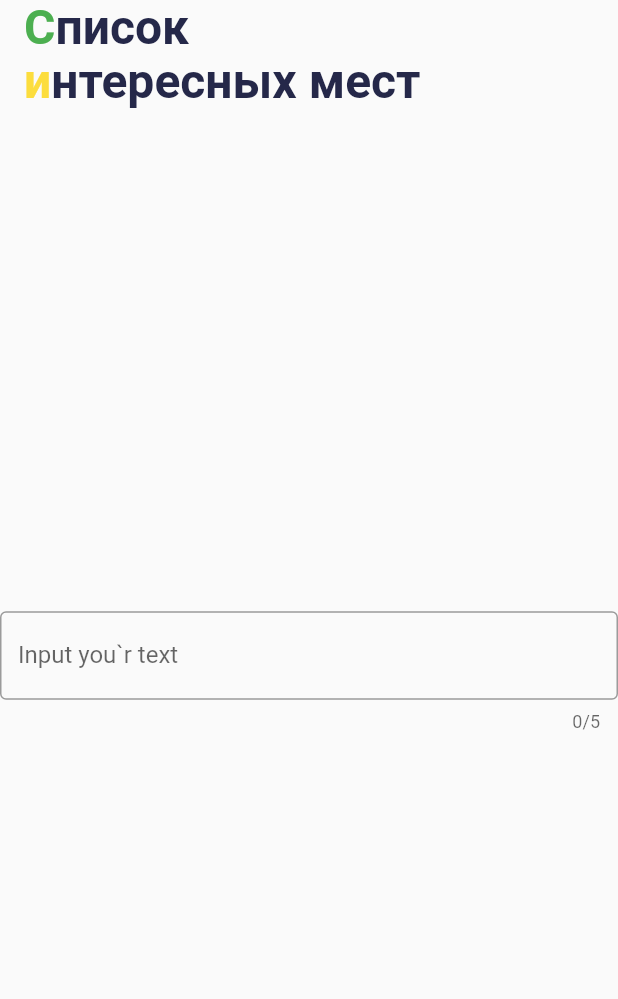
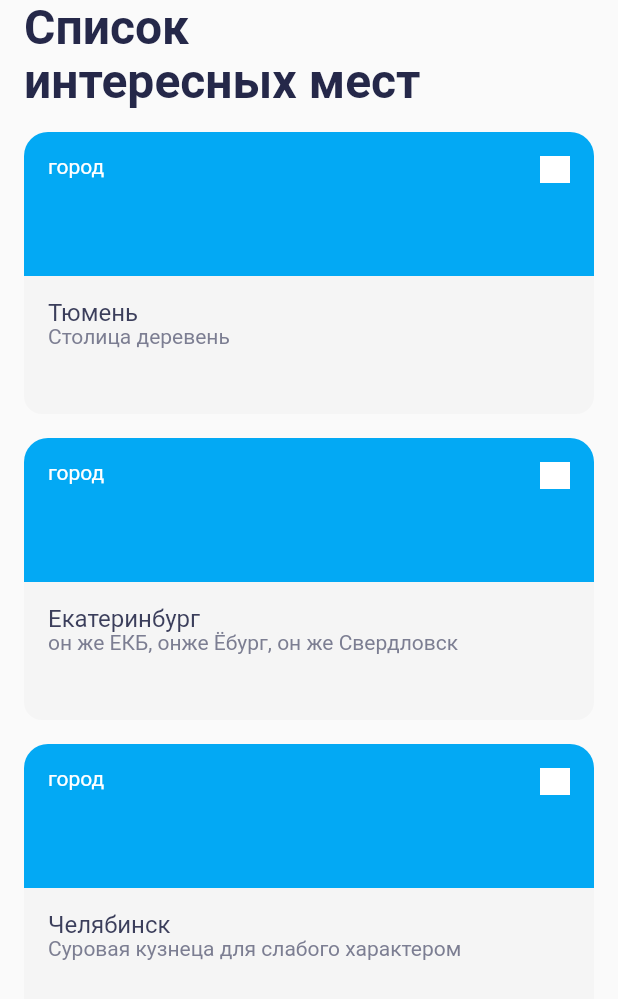
Before and after one commit to n-eliseev/surf-flutter-course-eliseev, a Flutter app: the screen it shows after launch, on a phone screen of 412 x 824 dp. Shown: the top 999 px of the screen. Run offline on Flutter 3.47's test engine with Material 2 defaults, Android fonts, the phone set to English and light mode, and no system bars.

Commit message:
Add sight card list to screen

```diff
--- a/lib/domain/sight.dart
+++ b/lib/domain/sight.dart
@@ -5,7 +5,7 @@ class Sight {
   final double lon;
   final String url;
   final String details;
-  final int type;
+  final String type;
 
   const Sight({
     required this.name,
--- a/lib/mocks.dart
+++ b/lib/mocks.dart
@@ -4,7 +4,7 @@ final mocks = <Sight>[
 
   const Sight(
     name: 'Тюмень',
-    type: 1,
+    type: 'Город',
     details: 'Столица деревень',
     lat: 57.152985,
     lon: 65.541227,
@@ -13,7 +13,7 @@ final mocks = <Sight>[
 
   const Sight(
     name: 'Екатеринбург',
-    type: 1,
+    type: 'Город',
     details: 'он же ЕКБ, онже Ёбург, он же Свердловск',
     lat: 56.842752,
     lon: 60.605685,
@@ -22,7 +22,7 @@ final mocks = <Sight>[
 
   const Sight(
     name: 'Челябинск',
-    type: 1,
+    type: 'Город',
     details: 'Суровая кузнеца для слабого характером',
     lat: 55.159902,
     lon: 61.402554,
--- /dev/null
+++ b/lib/ui/screen/sight_card.dart
@@ -0,0 +1,79 @@
+import 'package:flutter/material.dart';
+import 'package:places/domain/sight.dart';
+import '../../domain/sight.dart';
+
+class SightCard extends StatelessWidget {
+
+  final Sight sight;
+
+  const SightCard(this.sight, { Key? key }) : super(key: key);
+
+  @override
+  Widget build(BuildContext context) {
+
+    final width = MediaQuery.of(context).size.width;
+    const double tRadius = 16;
+    const double bRadius = 12;
+
+    return Column(
+      children: [
+
+        Stack(
+          children:[
+
+            Container(
+              width: width,
+              height: 96,
+              decoration: const BoxDecoration(
+                borderRadius: BorderRadius.only(
+                  topLeft: const Radius.circular(tRadius),
+                  topRight: const Radius.circular(tRadius)
+                ),
+                color: Colors.lightBlue
+              )
+            ),
+
+            Positioned(
+              top: tRadius,
+              left: tRadius,
+              child: Text(sight.type.toLowerCase(), style: const TextStyle(color: Colors.white, height: 1.1, fontSize: 14))
+            ),
+
+            Positioned(
+              top: tRadius,
+              right: tRadius,
+              child: Container(color: Colors.white, width: 20, height: 18)
+            ),
+          ]
+        ),
+
+        Container(
+          width: width,
+          height: 92,
+          decoration: const BoxDecoration(
+            borderRadius: const BorderRadius.only(
+              bottomLeft: const Radius.circular(bRadius),
+              bottomRight: const Radius.circular(bRadius)
+            ),
+            color: const Color(0xFFF5F5F5)
+          ),
+          child: Padding(
+            padding: EdgeInsets.all(16),
+            child:RichText(
+              text: TextSpan(
+                style: TextStyle( fontFamily: 'Roboto'),
+                children: [
+                  TextSpan(text: sight.name, style: const TextStyle(color: const Color(0xFF3B3E5B), fontSize: 16, height: 1.07 )),
+                  const TextSpan(text:'\n'),
+                  TextSpan(text: sight.details, style: const TextStyle(color: const Color(0xFF7C7E92), fontSize: 14, height: 1.1 )),
+                ]
+              )
+            ),
+          )
+        )
+
+      ]
+    );
+
+  }
+}
--- a/lib/ui/screen/sight_list_screen.dart
+++ b/lib/ui/screen/sight_list_screen.dart
@@ -1,4 +1,7 @@
 import 'package:flutter/material.dart';
+import 'package:places/domain/sight.dart';
+import './sight_card.dart';
+import '../../mocks.dart';
 
 class SightListScreen extends StatefulWidget {
   const SightListScreen({ Key? key }) : super(key: key);
@@ -10,13 +13,25 @@ class SightListScreen extends StatefulWidget {
 class _SightListScreenState extends State<SightListScreen> {
   @override
   Widget build(BuildContext context) {
+
+    const double _pd = 16;
+    final cards = <Widget>[];
+
+    for(final _s in mocks) {
+      cards.add(
+        Padding(
+          padding: EdgeInsets.fromLTRB(_pd, _pd, _pd, 0),
+          child: SightCard(_s)
+        )
+      );
+    }
+
     return Scaffold(
       resizeToAvoidBottomInset: false,
       appBar: AppBar(
         toolbarHeight: 72,
-        title: RichText(
-          text:
-            const TextSpan(
+        title: const Text(
+          'Список\nинтересных мест',
           style: const TextStyle(
             fontFamily: 'Roboto',
             fontWeight: FontWeight.w700,
@@ -24,27 +39,11 @@ class _SightListScreenState extends State<SightListScreen> {
             color: const Color(0xFF252849),
             height: 1.125
           ),
-              children: const <TextSpan>[
-                const TextSpan(text: 'С', style: const TextStyle(color: const Color(0xFF4CAF50))),
-                const TextSpan(text: 'писок\n' ),
-                const TextSpan(text: 'и', style: const TextStyle(color: const Color(0xFFFCDD3D))),
-                const TextSpan(text: 'нтересных мест' ),
-              ]
-            )
         ),
         backgroundColor: Theme.of(context).scaffoldBackgroundColor,
         elevation: 0,
       ),
-      body: Center(
-        child: TextFormField(
-          maxLength: 5,
-          decoration: const InputDecoration(
-            labelText: 'Input you`r text',
-            hintText: 'Hint text',
-            border: OutlineInputBorder()
-          ),
-        ), //const Text('Hello'),
-      )
+      body: Column(children: cards)
     );
   }
 }
```
Lines whose indentation alone changed are shown as unchanged.
